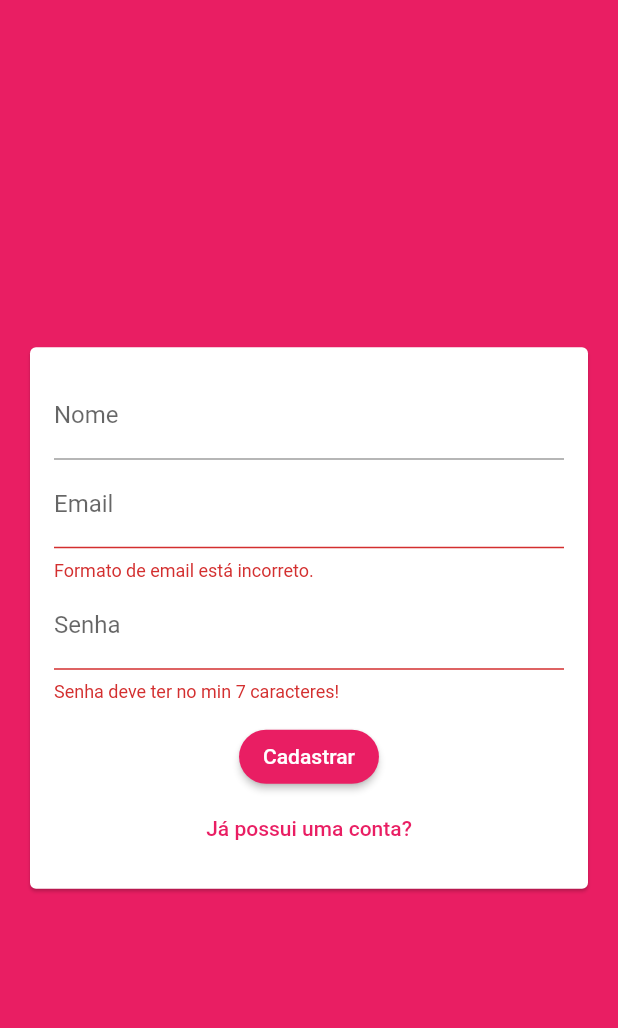
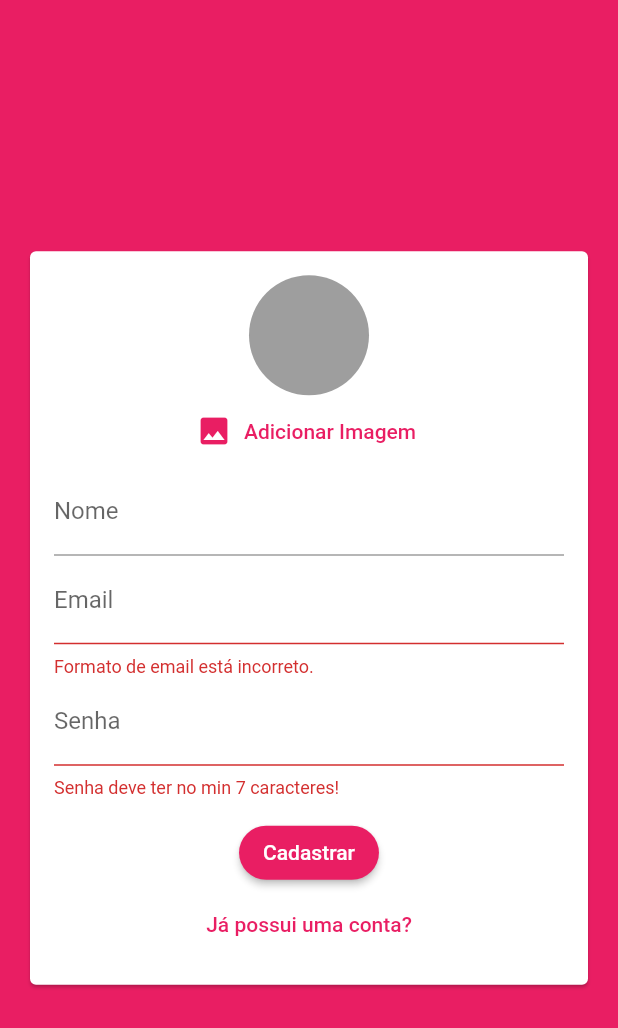
Before and after one commit to GabrielDVpereira/chat-firebase, a Flutter app: the screen it shows after launch, after a tap on "Entrar", after a tap on "Criar uma nova conta?", on a phone screen of 412 x 824 dp. Shown: the top 1028 px of the screen. Run offline on Flutter 3.47's test engine with Material 2 defaults, Android fonts, the phone set to English and light mode, and no system bars; our stand-ins replace cloud_firestore, firebase_auth, firebase_core, firebase_storage, image_picker; accounts and stored records are empty.

Commit message:
add image to the signup

```diff
--- a/lib/models/auth_data.dart
+++ b/lib/models/auth_data.dart
@@ -1,3 +1,5 @@
+import 'dart:io';
+
 enum AuthMode {
   LOGIN,
   SIGNUP,
@@ -7,6 +9,7 @@ class AuthData {
   String name;
   String email;
   String password;
+  File image;
   AuthMode _mode = AuthMode.LOGIN;
 
   bool get isSignUp {
--- a/lib/widgets/auth_form.dart
+++ b/lib/widgets/auth_form.dart
@@ -1,4 +1,7 @@
+import 'dart:io';
+
 import 'package:chatAppFirebase/models/auth_data.dart';
+import 'package:chatAppFirebase/widgets/user_image_picker.dart';
 import 'package:flutter/material.dart';
 
 class AuthForm extends StatefulWidget {
@@ -20,7 +23,21 @@ class _AuthFormState extends State<AuthForm> {
 
     if (!isValid) return;
 
+    if (_authData.image == null && _authData.isSignUp) {
+      Scaffold.of(context).showSnackBar(
+        SnackBar(
+          content: Text("Insira uma foto"),
+          backgroundColor: Theme.of(context).errorColor,
+        ),
+      );
+      return;
+    }
+
     widget.onSubmit(_authData);
+  }
+
+  void _handlePickedImage(File image) {
+    _authData.image = image;
   }
 
   @override
@@ -35,6 +52,7 @@ class _AuthFormState extends State<AuthForm> {
               key: _formKey,
               child: Column(
                 children: [
+                  if (_authData.isSignUp) UserImagePicker(_handlePickedImage),
                   if (_authData.isSignUp)
                     TextFormField(
                       key: ValueKey('name'),
--- /dev/null
+++ b/lib/widgets/user_image_picker.dart
@@ -0,0 +1,52 @@
+import 'dart:io';
+
+import 'package:flutter/material.dart';
+import 'package:image_picker/image_picker.dart';
+
+class UserImagePicker extends StatefulWidget {
+  final Function(File pickedImage) onImagePick;
+
+  UserImagePicker(this.onImagePick);
+  @override
+  _UserImagePickerState createState() => _UserImagePickerState();
+}
+
+class _UserImagePickerState extends State<UserImagePicker> {
+  File _pickedImage;
+
+  Future<void> _pickImage() async {
+    final picker = ImagePicker();
+    final picketImage = await picker.getImage(
+      source: ImageSource.camera,
+      imageQuality: 50,
+      maxWidth: 150,
+    );
+    this.setState(() {
+      _pickedImage = File(picketImage.path);
+    });
+
+    widget.onImagePick(_pickedImage);
+  }
+
+  @override
+  Widget build(BuildContext context) {
+    return Column(
+      children: [
+        CircleAvatar(
+          radius: 40,
+          backgroundColor: Colors.grey,
+          backgroundImage:
+              _pickedImage != null ? FileImage(_pickedImage) : null,
+        ),
+        FlatButton.icon(
+          icon: Icon(Icons.image, color: Theme.of(context).primaryColor),
+          label: Text(
+            'Adicionar Imagem',
+            style: TextStyle(color: Theme.of(context).primaryColor),
+          ),
+          onPressed: _pickImage,
+        )
+      ],
+    );
+  }
+}
--- a/pubspec.yaml
+++ b/pubspec.yaml
@@ -23,6 +23,8 @@ environment:
 dependencies:
   cloud_firestore: ^0.16.0
   firebase_auth: ^0.20.0+1
+  image_picker: ^0.6.7+21
+  firebase_storage: ^7.0.0
 
   flutter:
     sdk: flutter
```
Also changed, not shown: lib/screens/auth_screen.dart (+8 -0 lines), pubspec.lock.
